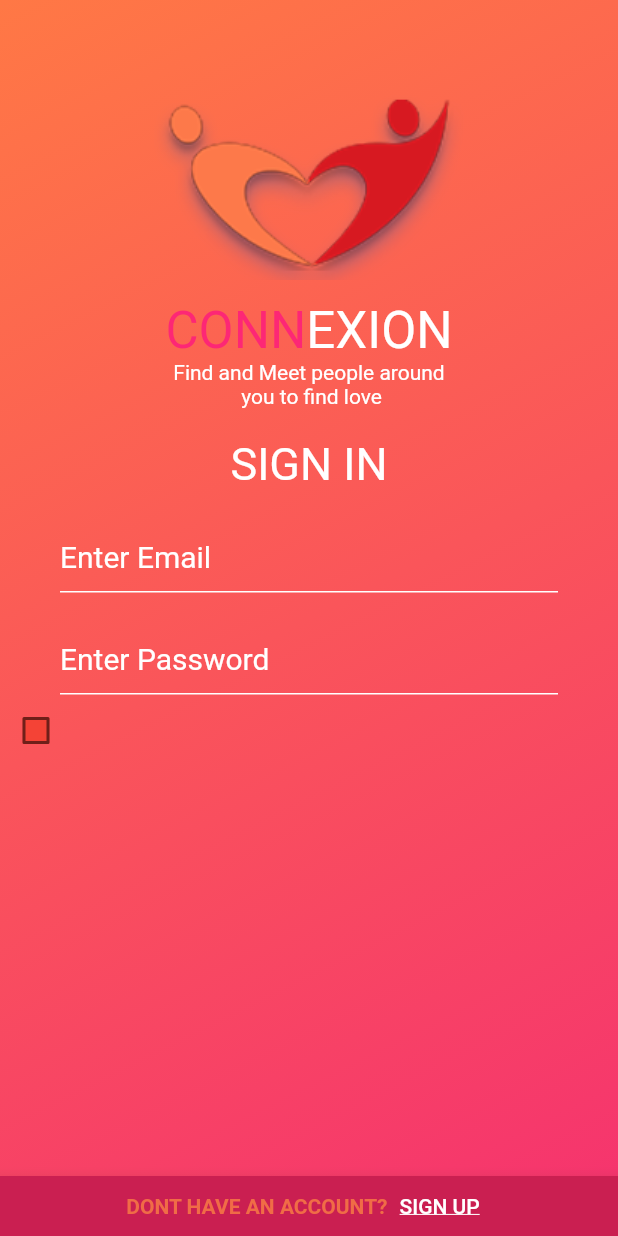
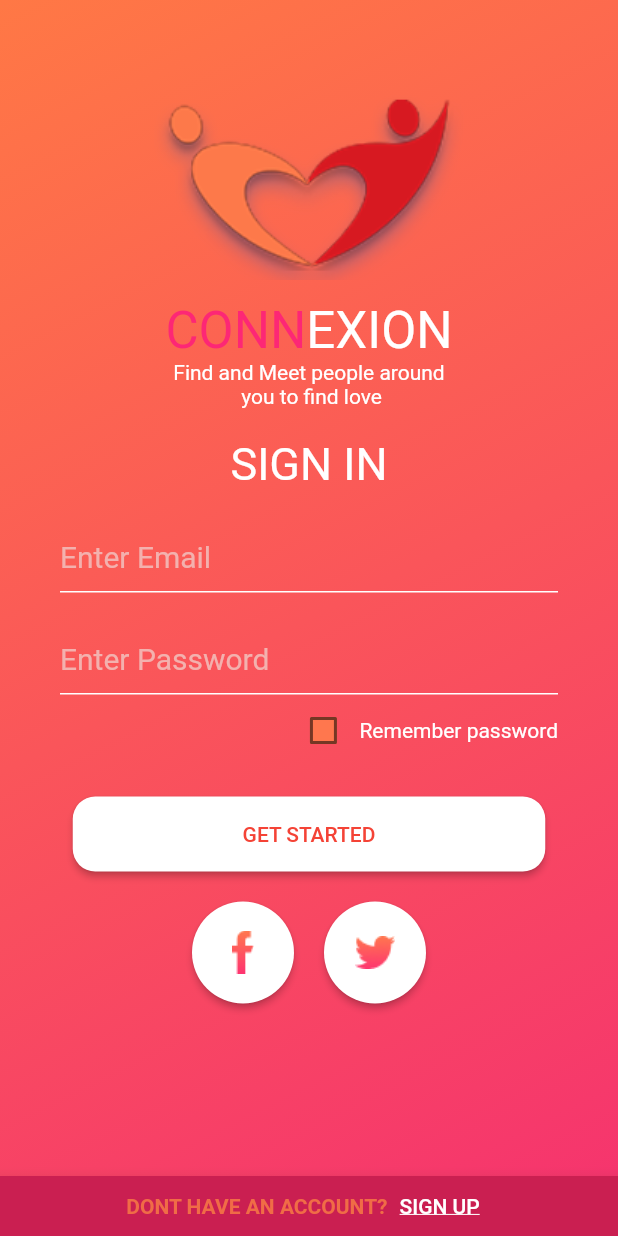
Before and after one commit to minhtien1403/flutter_homework_1, a Flutter app: the screen it shows after launch, on a phone screen of 412 x 824 dp. Run offline on Flutter 3.47's test engine with Material 2 defaults, Android fonts, the phone set to English and light mode, and no system bars.

Commit message:
implement sign in screen bottom view

```diff
--- /dev/null
+++ b/lib/View/BottomAppBar.dart
@@ -0,0 +1,33 @@
+import 'package:flutter/material.dart';
+
+class MyBottomAppBar extends StatelessWidget {
+  const MyBottomAppBar({Key? key}) : super(key: key);
+
+  @override
+  Widget build(BuildContext context) {
+    return BottomAppBar(
+      color: Color.fromRGBO(202, 31, 81, 1),
+      child: Container(
+        height: 40,
+        child: Row(
+          mainAxisAlignment: MainAxisAlignment.center,
+          children: const [
+            Text('DONT HAVE AN ACCOUNT?',
+                textAlign: TextAlign.center,
+                style: TextStyle(
+                    color: Color.fromRGBO(240, 108, 70, 1),
+                    fontWeight: FontWeight.bold)),
+            TextButton(
+                onPressed: null,
+                child: Text(
+                  'SIGN UP',
+                  style: TextStyle(
+                      color: Colors.white,
+                      decoration: TextDecoration.underline),
+                ))
+          ],
+        ),
+      ),
+    );
+  }
+}
--- /dev/null
+++ b/lib/View/Checkbox.dart
@@ -0,0 +1,39 @@
+import 'package:flutter/material.dart';
+
+
+class MyCheckBox extends StatefulWidget {
+  const MyCheckBox({Key? key}) : super(key: key);
+
+  @override
+  State<MyCheckBox> createState() => _MyCheckBoxState();
+}
+
+class _MyCheckBoxState extends State<MyCheckBox> {
+  bool isChecked = false;
+
+  @override
+  Widget build(BuildContext context) {
+    Color getColor(Set<MaterialState> states) {
+      const Set<MaterialState> interactiveStates = <MaterialState>{
+        MaterialState.pressed,
+        MaterialState.hovered,
+        MaterialState.focused,
+      };
+      if (states.any(interactiveStates.contains)) {
+        return Colors.blue;
+      }
+      return Color.fromRGBO(255, 119, 78, 1);
+    }
+
+    return Checkbox(
+      checkColor: Colors.white,
+      fillColor: MaterialStateProperty.resolveWith(getColor),
+      value: isChecked,
+      onChanged: (bool? value) {
+        setState(() {
+          isChecked = value!;
+        });
+      },
+    );
+  }
+}
--- /dev/null
+++ b/lib/View/SnsButton.dart
@@ -0,0 +1,23 @@
+import 'package:flutter/material.dart';
+
+class SNSButton extends StatelessWidget {
+  const SNSButton({Key? key, required this.imageName}) : super(key: key);
+  final String imageName;
+
+  @override
+  Widget build(BuildContext context) {
+    return SizedBox(
+      width: 68,
+      height: 68,
+      child: ElevatedButton(
+        onPressed: () {},
+        child: Image(image: AssetImage('assets/images/$imageName')),
+        style: ButtonStyle(
+            backgroundColor: MaterialStateProperty.all<Color>(Colors.white),
+            shape: MaterialStateProperty.all<RoundedRectangleBorder>(
+                RoundedRectangleBorder(
+                    borderRadius: BorderRadius.circular(34)))),
+      ),
+    );
+  }
+}
--- /dev/null
+++ b/lib/View/TopView.dart
@@ -0,0 +1,36 @@
+import 'package:flutter/material.dart';
+
+class SignInTopView extends StatelessWidget {
+  const SignInTopView({Key? key}) : super(key: key);
+
+  @override
+  Widget build(BuildContext context) {
+    return Column(
+      crossAxisAlignment: CrossAxisAlignment.stretch,
+      children: <Widget>[
+        const Padding(padding: EdgeInsets.only(top: 50)),
+        const Image(
+          image: AssetImage('assets/images/logo.png'),
+          height: 150,
+        ),
+        Row(
+          mainAxisAlignment: MainAxisAlignment.center,
+          children: const [
+            Text(
+              "CONN",
+              style: TextStyle(
+                  fontSize: 34, color: Color.fromRGBO(253, 39, 117, 1)),
+            ),
+            Text("EXION", style: TextStyle(fontSize: 34, color: Colors.white))
+          ],
+        ),
+        const Text(
+          "Find and Meet people around \n you to find love",
+          textAlign: TextAlign.center,
+          style: TextStyle(color: Colors.white),
+        ),
+        const Padding(padding: EdgeInsets.only(top: 20)),
+      ],
+    );
+  }
+}
--- a/lib/loginScreen.dart
+++ b/lib/loginScreen.dart
@@ -1,5 +1,9 @@
 // ignore: file_names
 import 'package:flutter/material.dart';
+import 'package:flutter_homework_1/View/SnsButton.dart';
+import 'View/BottomAppBar.dart';
+import 'View/Checkbox.dart';
+import 'View/TopView.dart';
 
 class LoginScreen extends StatefulWidget {
   const LoginScreen({Key? key}) : super(key: key);
@@ -25,18 +29,30 @@ class _LoginScreenState extends State<LoginScreen> {
           body: Column(
             children: <Widget>[
               SignInTopView(),
-              Text(
+              const Text(
                 'SIGN IN',
                 textAlign: TextAlign.center,
                 style: TextStyle(fontSize: 30, color: Colors.white),
               ),
-              Padding(
+              const Padding(
                 padding:
                     EdgeInsets.only(top: 20, bottom: 20, left: 40, right: 40),
                 child: TextField(
                   decoration: InputDecoration(
                       hintText: "Enter Email",
-                      hintStyle: TextStyle(color: Colors.white, fontSize: 20),
+                      hintStyle: TextStyle(color: Color.fromRGBO(243, 177, 174, 1), fontSize: 20),
+                      enabledBorder: UnderlineInputBorder(
+                          borderSide: BorderSide(color: Colors.white)),
+                      focusedBorder: UnderlineInputBorder(
+                          borderSide: BorderSide(color: Colors.white))),
+                ),
+              ),
+              const Padding(
+                padding: EdgeInsets.only(top: 0, left: 40, right: 40),
+                child: TextField(
+                  decoration: InputDecoration(
+                      hintText: "Enter Password",
+                      hintStyle: TextStyle(color: Color.fromRGBO(243, 177, 174, 1), fontSize: 20),
                       enabledBorder: UnderlineInputBorder(
                           borderSide: BorderSide(color: Colors.white)),
                       focusedBorder: UnderlineInputBorder(
@@ -44,20 +60,41 @@ class _LoginScreenState extends State<LoginScreen> {
                 ),
               ),
               Padding(
-                padding: EdgeInsets.only(top: 0, left: 40, right: 40),
-                child: TextField(
-                  decoration: InputDecoration(
-                      hintText: "Enter Password",
-                      hintStyle: TextStyle(color: Colors.white, fontSize: 20),
-                      enabledBorder: UnderlineInputBorder(
-                          borderSide: BorderSide(color: Colors.white)),
-                      focusedBorder: UnderlineInputBorder(
-                          borderSide: BorderSide(color: Colors.white))),
+                padding: EdgeInsets.only(right: 40, bottom: 20),
+                child: Row(
+                  mainAxisAlignment: MainAxisAlignment.end,
+                  children: const [
+                    MyCheckBox(),
+                    Text(
+                      "Remember password",
+                      style: TextStyle(color: Colors.white),
+                    )
+                  ],
                 ),
               ),
+              SizedBox(
+                width: 315,
+                height: 50,
+                child: ElevatedButton(
+                  onPressed: () {},
+                  child: Text("GET STARTED"),
+                  style: ButtonStyle(
+                      foregroundColor:
+                          MaterialStateProperty.all<Color>(Colors.red),
+                      backgroundColor:
+                          MaterialStateProperty.all<Color>(Colors.white),
+                      shape: MaterialStateProperty.all<RoundedRectangleBorder>(
+                          RoundedRectangleBorder(
+                              borderRadius: BorderRadius.circular(15),))),
+                ),
+              ),
+              SizedBox(height: 20,),
               Row(
-                children: [
-                  MyCheckBox(),
+                mainAxisAlignment: MainAxisAlignment.center,
+                children: <Widget>[
+                  SNSButton(imageName: 'fb.png',),
+                  SizedBox(width: 20,),
+                  SNSButton(imageName: 'twitter.png')
                 ],
               )
             ],
@@ -66,107 +103,3 @@ class _LoginScreenState extends State<LoginScreen> {
     );
   }
 }
-
-class MyBottomAppBar extends StatelessWidget {
-  const MyBottomAppBar({Key? key}) : super(key: key);
-
-  @override
-  Widget build(BuildContext context) {
-    return BottomAppBar(
-      color: Color.fromRGBO(202, 31, 81, 1),
-      child: Container(
-        height: 40,
-        child: Row(
-          mainAxisAlignment: MainAxisAlignment.center,
-          children: const [
-            Text('DONT HAVE AN ACCOUNT?',
-                textAlign: TextAlign.center,
-                style: TextStyle(
-                    color: Color.fromRGBO(240, 108, 70, 1),
-                    fontWeight: FontWeight.bold)),
-            TextButton(
-                onPressed: null,
-                child: Text(
-                  'SIGN UP',
-                  style: TextStyle(
-                      color: Colors.white,
-                      decoration: TextDecoration.underline),
-                ))
-          ],
-        ),
-      ),
-    );
-  }
-}
-
-class SignInTopView extends StatelessWidget {
-  const SignInTopView({Key? key}) : super(key: key);
-
-  @override
-  Widget build(BuildContext context) {
-    return Column(
-      crossAxisAlignment: CrossAxisAlignment.stretch,
-      children: <Widget>[
-        const Padding(padding: EdgeInsets.only(top: 50)),
-        const Image(
-          image: AssetImage('assets/images/logo.png'),
-          height: 150,
-        ),
-        Row(
-          mainAxisAlignment: MainAxisAlignment.center,
-          children: const [
-            Text(
-              "CONN",
-              style: TextStyle(
-                  fontSize: 34, color: Color.fromRGBO(253, 39, 117, 1)),
-            ),
-            Text("EXION", style: TextStyle(fontSize: 34, color: Colors.white))
-          ],
-        ),
-        const Text(
-          "Find and Meet people around \n you to find love",
-          textAlign: TextAlign.center,
-          style: TextStyle(color: Colors.white),
-        ),
-        const Padding(padding: EdgeInsets.only(top: 20)),
-      ],
-    );
-  }
-}
-
-class MyCheckBox extends StatefulWidget {
-  const MyCheckBox({Key? key}) : super(key: key);
-
-  @override
-  State<MyCheckBox> createState() => _MyCheckBoxState();
-}
-
-class _MyCheckBoxState extends State<MyCheckBox> {
-  bool isChecked = false;
-
-  @override
-  Widget build(BuildContext context) {
-    Color getColor(Set<MaterialState> states) {
-      const Set<MaterialState> interactiveStates = <MaterialState>{
-        MaterialState.pressed,
-        MaterialState.hovered,
-        MaterialState.focused,
-      };
-      if (states.any(interactiveStates.contains)) {
-        return Colors.blue;
-      }
-      return Colors.red;
-    }
-
-    return Checkbox(
-      checkColor: Colors.white,
-      fillColor: MaterialStateProperty.resolveWith(getColor),
-      value: isChecked,
-      onChanged: (bool? value) {
-        setState(() {
-          isChecked = value!;
-        });
-      },
-    );
-  }
-}
--- a/pubspec.yaml
+++ b/pubspec.yaml
@@ -60,6 +60,9 @@ flutter:
   # To add assets to your application, add an assets section, like this:
   assets:
      - assets/images/logo.png
+     - assets/images/fb.png
+     - assets/images/twitter.png
+
 
   # An image asset can refer to one or more resolution-specific "variants", see
   # https://flutter.dev/assets-and-images/#resolution-aware
```
Also changed, not shown: assets/images/fb.png (added), assets/images/twitter.png (added).
